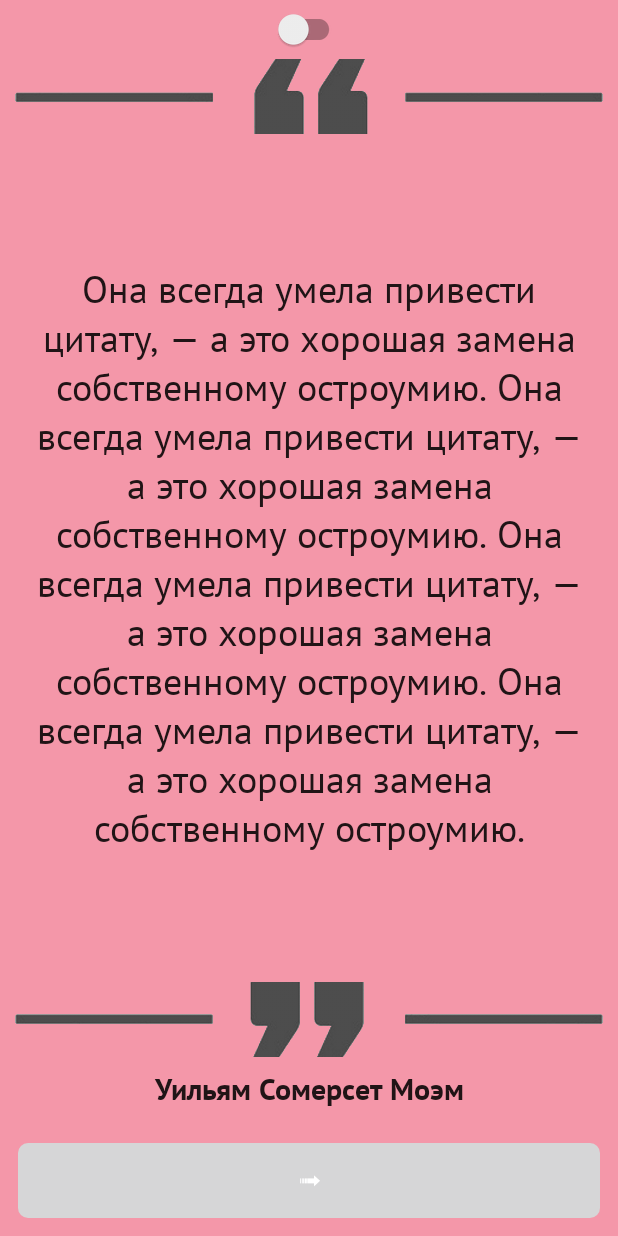
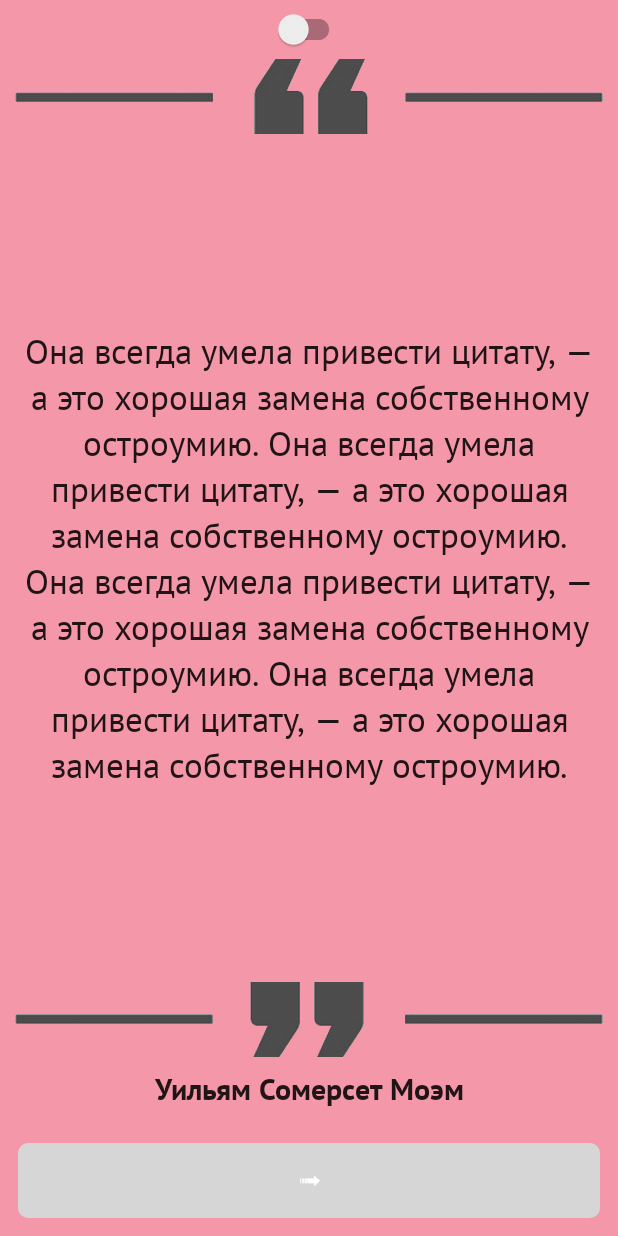
Before and after one commit to oZBo/Wquote, an Android app: the screen it shows after launch (MainActivity), on a phone screen of 412 x 824 dp. Run offline under Robolectric (Android 15) with nearby library versions, the phone set to English and light mode, and no system bars; libraries missing offline, so code that uses them is left out: belka.us.androidtoggleswitch, com.crashlytics.android, io.fabric.sdk; plain views replace ToggleSwitch; 3 statements that could not run were skipped.

Commit message:
UI changes

```diff
--- a/app/src/main/res/layout/activity_main.xml
+++ b/app/src/main/res/layout/activity_main.xml
@@ -44,7 +44,7 @@
             android:gravity="center"
             android:padding="15dp"
             android:text="@string/default_quote"
-            android:textSize="25sp"
+            android:textSize="23sp"
             custom:text_style="regular"/>
 
     </android.support.v4.widget.NestedScrollView>
```
